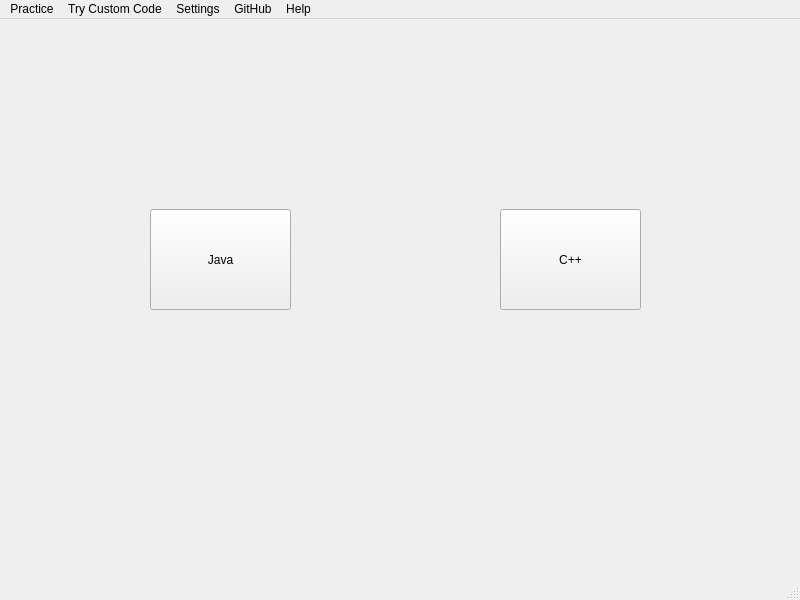
Above: mainwindow.ui from wbmsoft/BulletCoder before the change. Below: the same form after it.
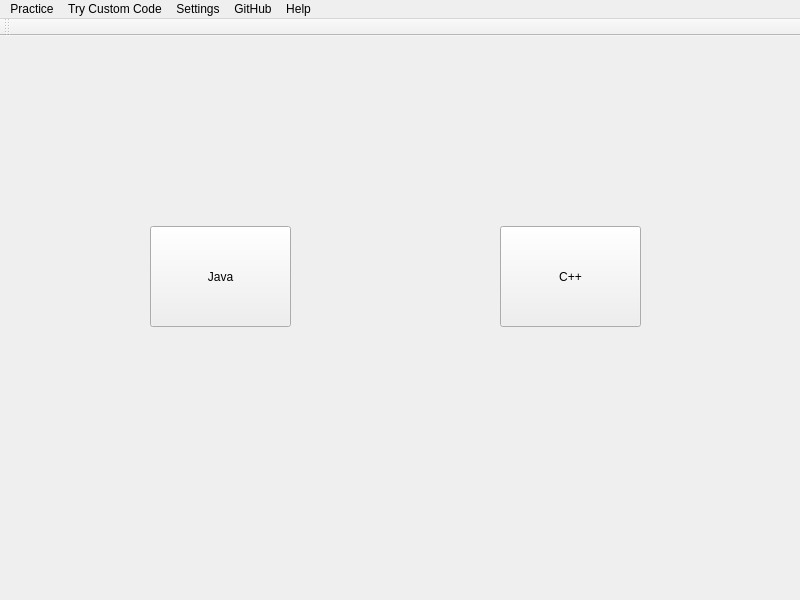
That is the form after the change.

Diff of the .ui file:
```diff
--- a/mainwindow.ui
+++ b/mainwindow.ui
@@ -81,7 +81,17 @@
    <addaction name="menuGitHub"/>
    <addaction name="menuHelp"/>
   </widget>
-  <widget class="QStatusBar" name="statusbar"/>
+  <widget class="QToolBar" name="toolBar">
+   <property name="windowTitle">
+    <string>toolBar</string>
+   </property>
+   <attribute name="toolBarArea">
+    <enum>TopToolBarArea</enum>
+   </attribute>
+   <attribute name="toolBarBreak">
+    <bool>false</bool>
+   </attribute>
+  </widget>
  </widget>
  <resources/>
  <connections/>
```
Left out of the diff: 4 changed lines with no effect on the pictures.
